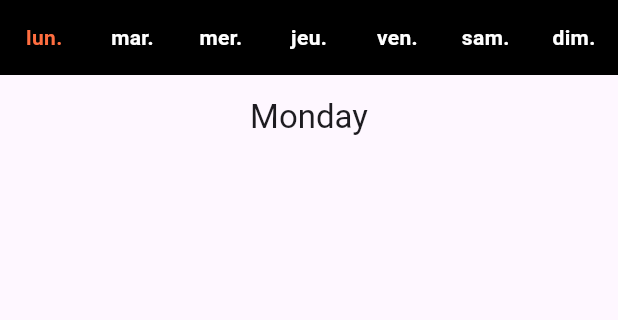
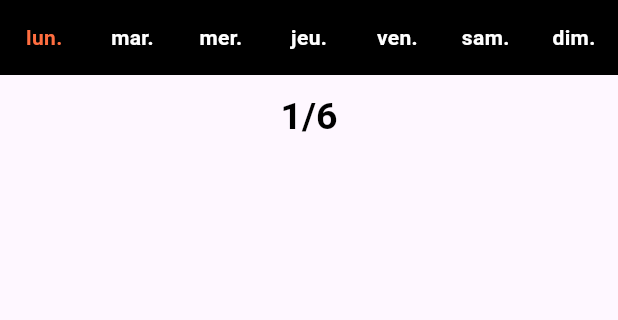
Before and after one commit to kevin-lechardeur/Profocus, a Flutter app: the screen it shows after launch, item 2 of the bottom bar chosen, on a phone screen of 412 x 824 dp, the part 84-404 px from its top. Run offline on Flutter 3.47's test engine with Material 3 defaults, Android fonts, the phone set to English and light mode, and no system bars; our stand-ins replace fl_chart, hive, hive_flutter; accounts and stored records are empty; generated files the repository leaves out were written again.

Commit message:
mise à jour dépendance + calendar_controller.dart + calendar_page.dart + daily_calendar.dart

```diff
--- a/lib/controllers/calendar_controller.dart
+++ b/lib/controllers/calendar_controller.dart
@@ -1,32 +1,30 @@
+import 'package:hive/hive.dart';
 import '../models/event.dart';
 
 class CalendarController {
-  final List<Event> _events = []; // Liste interne des événements
+  Box<Event>? _eventBox;
 
-  List<Event> get events => _events;
+  // Ouvrir la boîte Hive pour les événements
+  Future<void> openBox() async {
+    _eventBox = await Hive.openBox<Event>('events'); // Nom de la boîte
+  }
 
   // Ajouter un événement
-  void addEvent(Event event) {
-    _events.add(event);
+  Future<void> addEvent(Event event) async {
+    await _eventBox?.add(event); // Ajoute l'événement dans la boîte
   }
 
-  // Supprimer un événement
-  void removeEvent(Event event) {
-    _events.remove(event);
+  // Récupérer tous les événements
+  List<Event> getEvents() {
+    return _eventBox?.values.toList() ?? []; // Récupère tous les événements
   }
 
-  // Obtenir les événements pour une date spécifique
-  List<Event> getEventsForHour(DateTime hour) {
-    return events.where((event) =>
-    event.startTime.isBefore(hour.add(Duration(hours: 1))) &&
-        event.endTime.isAfter(hour)).toList();
-  }
-
+  // Récupérer les événements pour une date donnée
   List<Event> getEventsForDate(DateTime date) {
-    return events.where((event) =>
-    event.startTime.year == date.year &&
-        event.startTime.month == date.month &&
-        event.startTime.day == date.day &&
-        event.startTime.hour == date.hour).toList();
+    return _eventBox?.values.where((event) {
+      return event.startTime.year == date.year &&
+          event.startTime.month == date.month &&
+          event.startTime.day == date.day;
+    }).toList() ?? [];
   }
 }
--- a/lib/main.dart
+++ b/lib/main.dart
@@ -5,11 +5,14 @@ import 'pages/settings_page.dart';
 import 'pages/calendar_page.dart';
 import 'widgets/daily_box.dart';
 import 'package:intl/intl.dart';
+import 'models/event.dart';
 import 'package:hive_flutter/hive_flutter.dart';
 
 
 void main() async{
+  WidgetsFlutterBinding.ensureInitialized();
   await Hive.initFlutter();
+  Hive.registerAdapter(EventAdapter());
   runApp(MyApp());
 }
 
--- a/lib/models/event.dart
+++ b/lib/models/event.dart
@@ -1,13 +1,21 @@
+import 'package:hive/hive.dart';
+
+part 'event.g.dart';
+
+@HiveType(typeId: 0)
 class Event {
-  final String title; // Titre de l'événement
-  final DateTime startTime; // Heure de début
-  final DateTime endTime;   // Heure de fin
-  final String description; // Description optionnelle
+  @HiveField(0)
+  String title;
+
+  @HiveField(1)
+  DateTime startTime;
+
+  @HiveField(2)
+  DateTime endTime;
 
   Event({
     required this.title,
     required this.startTime,
     required this.endTime,
-    this.description = '',
   });
 }
--- a/lib/pages/calendar_page.dart
+++ b/lib/pages/calendar_page.dart
@@ -1,9 +1,9 @@
 import 'package:flutter/material.dart';
-import 'package:intl/intl.dart';
-import 'package:collection/collection.dart';
+import 'package:hive_flutter/hive_flutter.dart';
 import '../controllers/calendar_controller.dart';
 import '../models/event.dart';
 import '../widgets/calendar_event_tile.dart';
+import '../widgets/daily_calendar.dart';
 
 class CalendarPage extends StatefulWidget {
   @override
@@ -14,23 +14,31 @@ class _CalendarPageState extends State<CalendarPage> {
   final CalendarController _controller = CalendarController();
 
   @override
+  void initState() {
+    super.initState();
+    _controller.openBox(); // Ouvrir la boîte Hive lors de l'initialisation
+  }
+
+  @override
   Widget build(BuildContext context) {
     DateTime today = DateTime.now();
 
     return Scaffold(
       appBar: AppBar(
-        title: Text('${DateFormat('EEEE').format(today)}'),
+        title: Daily_Calendar(),
         centerTitle: true,
       ),
-      body: ListView.builder(
+      body: FutureBuilder(
+        future: _controller.openBox(), // Assurez-vous que la boîte est ouverte
+        builder: (context, snapshot) {
+          if (snapshot.connectionState == ConnectionState.done) {
+            return ListView.builder(
               itemCount: 18, // Une ligne par heure
               itemBuilder: (context, index) {
-          final hour = DateTime(today.year, today.month, today.day, index + 6);
-          final eventsForThisHour = _controller.getEventsForHour(hour);
-
-          if (eventsForThisHour.isEmpty || !eventsForThisHour.any((event) =>
-              event.startTime.isAtSameMomentAs(hour))) {
-            return SizedBox.shrink(); // Évite d’afficher la section
+                final hour = DateTime(today.year, today.month, today.day, index + 6); // Heure de début de la journée (par exemple 6h)
+                final eventsForThisHour = _controller.getEventsForDate(hour); // Récupérer les événements pour cette heure
+                if (eventsForThisHour.isEmpty || !eventsForThisHour.any((event) => event.startTime.isAtSameMomentAs(hour))) {
+                  return SizedBox.shrink(); // Si aucun événement, ne rien afficher
                 }
                 return Column(
                   crossAxisAlignment: CrossAxisAlignment.start,
@@ -38,18 +46,23 @@ class _CalendarPageState extends State<CalendarPage> {
                     Padding(
                       padding: const EdgeInsets.all(8.0),
                       child: Text(
-                  '${hour.hour}h - ${eventsForThisHour.first.endTime.hour}h',
+                        '${hour.hour} h - ${eventsForThisHour.first.endTime.hour} h',
                         style: TextStyle(fontSize: 18, fontWeight: FontWeight.bold),
                       ),
                     ),
-              ...eventsForThisHour.map((event) =>
-                  CalendarEventTile(event: event)),
+                    // Afficher les événements pour cette heure
+                    ...eventsForThisHour.map((event) => CalendarEventTile(event: event)),
                   ],
                 );
               },
+            );
+          } else {
+            return Center(child: CircularProgressIndicator()); // Chargement en attendant l'ouverture de la boîte Hive
+          }
+        },
       ),
       floatingActionButton: FloatingActionButton(
-        onPressed: () => _showAddEventDialog(),
+        onPressed: () => _showAddEventDialog(), // Ajouter un événement
         child: Icon(Icons.add),
       ),
     );
@@ -64,8 +77,6 @@ class _CalendarPageState extends State<CalendarPage> {
     showDialog(
       context: context,
       builder: (context) {
-        return StatefulBuilder(
-          builder: (context, setStateDialog) {
         return AlertDialog(
           title: Text('Ajouter un événement'),
           content: Column(
@@ -75,8 +86,7 @@ class _CalendarPageState extends State<CalendarPage> {
                 onChanged: (value) {
                   title = value;
                 },
-                    decoration: InputDecoration(
-                        hintText: 'Titre de l\'événement'),
+                decoration: InputDecoration(hintText: 'Titre de l\'événement'),
               ),
               SizedBox(height: 20),
               Row(
@@ -91,7 +101,7 @@ class _CalendarPageState extends State<CalendarPage> {
                       );
                     }),
                     onChanged: (value) {
-                          setStateDialog(() {
+                      setState(() {
                         selectedHour = value!;
                       });
                     },
@@ -110,7 +120,7 @@ class _CalendarPageState extends State<CalendarPage> {
                       );
                     }),
                     onChanged: (value) {
-                          setStateDialog(() {
+                      setState(() {
                         selectedHourFinal = value!;
                       });
                     },
@@ -139,7 +149,5 @@ class _CalendarPageState extends State<CalendarPage> {
         );
       },
     );
-      },
-    );
   }
 }
--- /dev/null
+++ b/lib/widgets/daily_calendar.dart
@@ -0,0 +1,28 @@
+import 'package:flutter/material.dart';
+import 'package:intl/intl.dart';
+
+
+class Daily_Calendar extends StatelessWidget {
+  String getTodayDay() {
+    DateTime now = DateTime.now();
+    return DateFormat('Md').format(now);
+  }
+  @override
+  Widget build(BuildContext context) {
+    return Container(
+      alignment: Alignment.center,
+
+      width: 140,
+      height: 40,
+      child: Text(
+        '${getTodayDay()}',
+          style: TextStyle(
+            color: Colors.black,
+            fontFamily: 'Roboto',
+            fontSize: 25,
+            fontWeight: FontWeight.bold,
+          ),
+      ),
+    );
+  }
+}
--- a/pubspec.yaml
+++ b/pubspec.yaml
@@ -21,6 +21,8 @@ dev_dependencies:
   flutter_test:
     sdk: flutter
   flutter_lints: ^5.0.0
+  build_runner: ^2.1.7
+  hive_generator: ^1.1.1
 
 flutter:
   uses-material-design: true
```
Also changed, not shown: pubspec.lock, 4 other files. Lines whose indentation alone changed are shown as unchanged.
